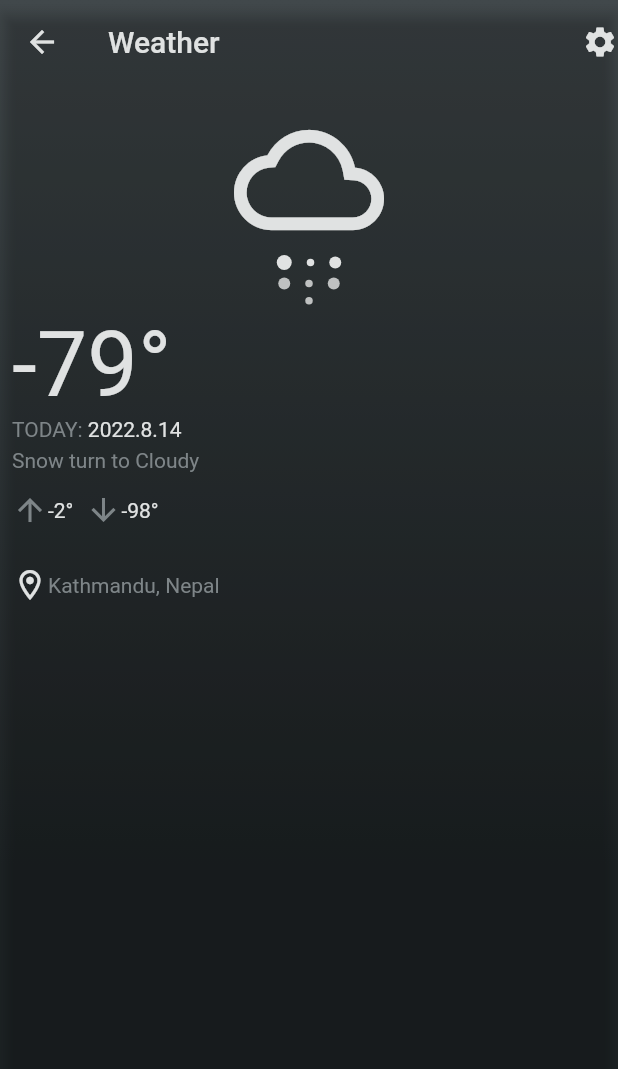
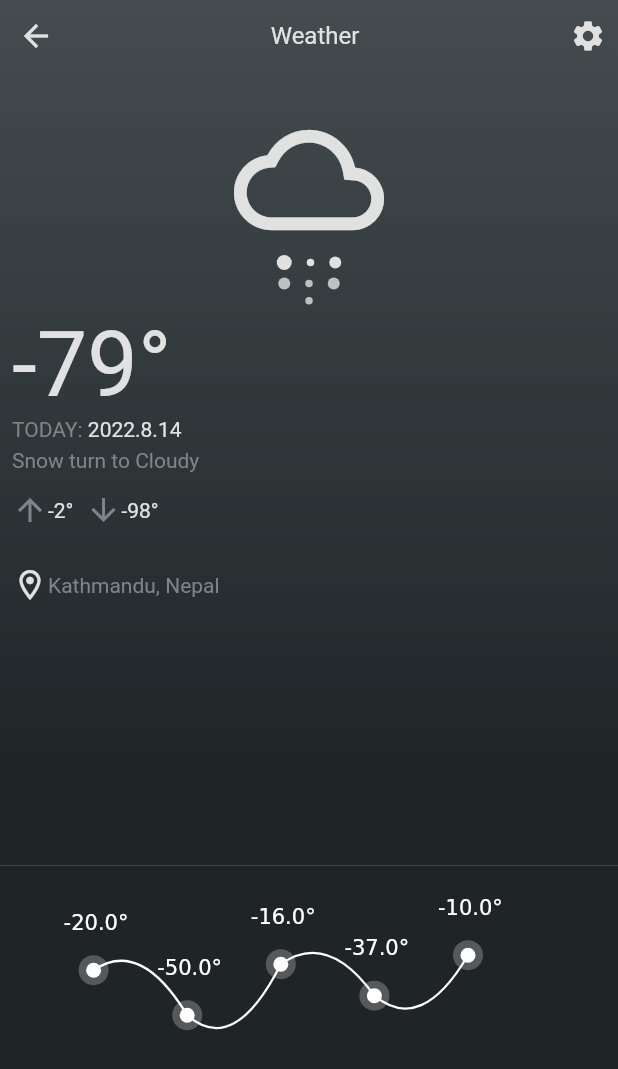
Before and after one commit to sharmashashi/flutter_animation_challenges, a Flutter app: the screen it shows after launch, on a phone screen of 412 x 824 dp. Shown: the top 1069 px of the screen. Run offline on Flutter 3.47's test engine with Material 2 defaults, Android fonts, the phone set to English and light mode, and no system bars; our stand-ins replace flutter_riverpod.

Commit message:
completed animated weather page

```diff
--- a/lib/pages/weather/weather_page.dart
+++ b/lib/pages/weather/weather_page.dart
@@ -1,5 +1,6 @@
 import 'package:flutter/material.dart';
 import 'package:flutter_animation_challenges/pages/weather/cloud_icon_builder.dart';
+import 'package:flutter_animation_challenges/pages/weather/temperature_curve.dart';
 import 'package:flutter_animation_challenges/provider/weather_provider.dart';
 import 'package:flutter_riverpod/flutter_riverpod.dart';
 
@@ -16,6 +17,7 @@ class _WeatherPageState extends ConsumerState<WeatherPage>
   late AnimationController dateAnimation;
   late AnimationController minmaxTemperatureAnimation;
   late AnimationController locationAnimation;
+  late AnimationController arcAnimation;
 
   @override
   void dispose() {
@@ -24,6 +26,7 @@ class _WeatherPageState extends ConsumerState<WeatherPage>
     dateAnimation.dispose();
     minmaxTemperatureAnimation.dispose();
     locationAnimation.dispose();
+    arcAnimation.dispose();
   }
 
   @override
@@ -39,47 +42,60 @@ class _WeatherPageState extends ConsumerState<WeatherPage>
         AnimationController(vsync: this, duration: const Duration(seconds: 1));
     locationAnimation =
         AnimationController(vsync: this, duration: const Duration(seconds: 1));
+    arcAnimation =
+        AnimationController(vsync: this, duration: const Duration(seconds: 2));
     temperatureAnimation.forward();
     dateAnimation.forward();
     Future.delayed(const Duration(seconds: 1))
         .then((value) => minmaxTemperatureAnimation.forward());
-    Future.delayed(const Duration(milliseconds: 1500))
-        .then((value) => locationAnimation.forward());
+    Future.delayed(const Duration(milliseconds: 1500)).then((value) {
+      locationAnimation.forward();
+      Future.delayed(const Duration(seconds: 1))
+          .then((value) => arcAnimation.forward());
+    });
   }
 
   @override
   Widget build(BuildContext context) {
-    return Scaffold(
-      body: _body(ref),
+    return LayoutBuilder(
+      builder: (_, constraints) => Scaffold(
+        body: _body(ref, constraints),
         appBar: PreferredSize(
           preferredSize: Size.zero,
           child: Container(),
+        ),
       ),
     );
   }
 
   _appBar(WidgetRef ref) {
     final foregroundColor = ref.read(weatherProvider.notifier).foregroundColor2;
-    return AppBar(
-      backgroundColor: Colors.transparent,
-      title: Text(
+    return Row(
+      mainAxisAlignment: MainAxisAlignment.spaceBetween,
+      children: [
+        BackButton(color: foregroundColor),
+        Text(
           ref.read(weatherProvider.notifier).appBarText,
-        style: TextStyle(color: foregroundColor),
+          style: TextStyle(color: foregroundColor, fontSize: 16),
         ),
-      leading: BackButton(color: foregroundColor),
-      actions: [
-        Icon(
+        Padding(
+          padding: const EdgeInsets.all(8.0),
+          child: Icon(
             Icons.settings,
             color: foregroundColor,
-        )
+          ),
+        ),
       ],
     );
   }
 
-  _body(WidgetRef ref) {
-    return Stack(
+  _body(WidgetRef ref, BoxConstraints constraints) {
+    return SizedBox(
+      height: constraints.maxHeight,
+      width: constraints.maxWidth,
+      child: Stack(
         children: [
-        _pageBackground(ref),
+          _pageBackground(ref, constraints),
           _appBar(ref),
           const Positioned(
               top: 150,
@@ -117,8 +133,45 @@ class _WeatherPageState extends ConsumerState<WeatherPage>
                     top: 370,
                     left: -170 * (1 - locationAnimation.value),
                     child: _locationBuilder(ref));
+              }),
+          Positioned(
+            bottom: 0,
+            child: Container(
+              color: ref.read(weatherProvider.notifier).backgroundColor2,
+              width: constraints.maxWidth,
+              height: constraints.maxHeight * .3,
+              child: CustomPaint(
+                painter: TemperatureCurve(
+                    temperatures:
+                        ref.read(weatherProvider.notifier).temperatureList),
+              ),
+            ),
+          ),
+          AnimatedBuilder(
+              animation: arcAnimation,
+              builder: (context, widget) {
+                return Positioned(
+                    bottom: 0,
+                    child: Container(
+                        decoration: BoxDecoration(
+                            gradient: LinearGradient(
+                                colors: [
+                              Colors.transparent,
+                              ref
+                                  .read(weatherProvider.notifier)
+                                  .backgroundColor2
+                            ],
+                                stops: [
+                              arcAnimation.value,
+                              arcAnimation.value
+                            ],
+                                begin: Alignment.centerLeft,
+                                end: Alignment.centerRight)),
+                        width: constraints.maxWidth,
+                        height: constraints.maxHeight * .3));
               })
         ],
+      ),
     );
   }
 
@@ -192,7 +245,9 @@ class _WeatherPageState extends ConsumerState<WeatherPage>
               ),
             ],
           ),
-          const SizedBox(height: 5,),
+          const SizedBox(
+            height: 5,
+          ),
           Text(
             ref.read(weatherProvider.notifier).weatherDescription,
             style: TextStyle(
@@ -215,17 +270,18 @@ class _WeatherPageState extends ConsumerState<WeatherPage>
     );
   }
 
-  _pageBackground(WidgetRef ref) {
-    return Expanded(
-        child: Container(
+  _pageBackground(WidgetRef ref, BoxConstraints constraints) {
+    return Container(
+      height: constraints.maxHeight * .7,
       decoration: BoxDecoration(
         gradient: LinearGradient(stops: const [
           0,
-        0.7
+          0.9
         ], colors: [
           ref.read(weatherProvider.notifier).backgroundColor1,
           ref.read(weatherProvider.notifier).backgroundColor2
-      ], begin: Alignment.topCenter, end: Alignment.bottomCenter)),
-    ));
+        ], begin: Alignment.topCenter, end: Alignment.bottomCenter),
+      ),
+    );
   }
 }
```
Also changed, not shown: lib/pages/weather/temperature_curve.dart (added, +57 -0 lines), lib/provider/weather_provider.dart (+6 -6 lines), 61 other files. Lines whose indentation alone changed are shown as unchanged.
